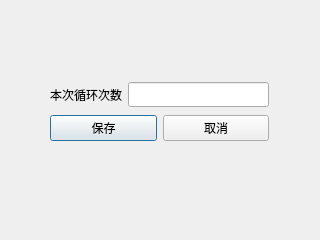
Before: the Qt Designer form ui/create_new_file_3.ui in TH1RT3EN-LI/PySeer, drawn with Qt 5.
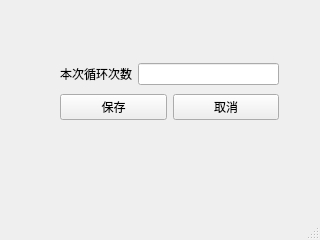
After: the same form once the commit is applied.

Commit message: optimize target_matching and load-file part, add statusbar for most windows, and use QThread to refactor LoadFileA

The edit to the form file:
```diff
--- a/ui/create_new_file_3.ui
+++ b/ui/create_new_file_3.ui
@@ -1,7 +1,7 @@
 <?xml version="1.0" encoding="UTF-8"?>
 <ui version="4.0">
  <class>CreateNewFile</class>
- <widget class="QDialog" name="CreateNewFile">
+ <widget class="QMainWindow" name="CreateNewFile">
   <property name="geometry">
    <rect>
     <x>0</x>
@@ -22,19 +22,15 @@
     <height>240</height>
    </size>
   </property>
-  <property name="font">
-   <font>
-    <family>微软雅黑</family>
-   </font>
-  </property>
   <property name="windowTitle">
    <string>Dialog</string>
   </property>
-  <widget class="QWidget" name="">
+  <widget class="QWidget" name="centralwidget">
+   <widget class="QWidget" name="layoutWidget">
    <property name="geometry">
     <rect>
-     <x>50</x>
-     <y>80</y>
+      <x>60</x>
+      <y>60</y>
      <width>219</width>
      <height>64</height>
     </rect>
@@ -83,6 +79,18 @@
    </layout>
   </widget>
  </widget>
+  <widget class="QMenuBar" name="menubar">
+   <property name="geometry">
+    <rect>
+     <x>0</x>
+     <y>0</y>
+     <width>320</width>
+     <height>23</height>
+    </rect>
+   </property>
+  </widget>
+  <widget class="QStatusBar" name="statusbar"/>
+ </widget>
  <resources/>
  <connections>
   <connection>
```
Left out of the diff: 21 changed lines with no effect on the pictures. Lines whose indentation alone changed are shown as unchanged. The commit also changes 14 other files.
